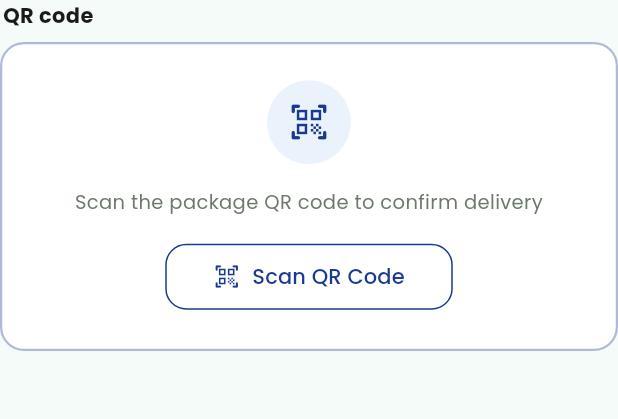
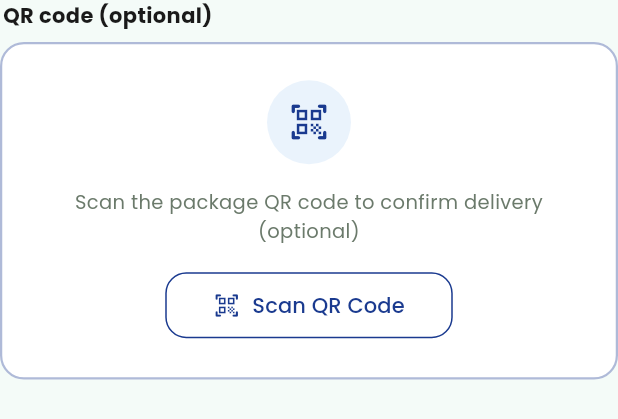
Before and after one commit to DevangProject/RxSwiftCalgary, a Flutter app: the QrScanCard widget shown alone on an empty page, opened directly with empty values, on a phone screen of 412 x 824 dp. Shown: the top 419 px of the screen. Run offline on Flutter 3.47's test engine with Material 3 defaults, Android fonts, the phone set to English and light mode, and no system bars; our stand-ins replace connectivity_plus, device_info_plus, dio, firebase_core, firebase_messaging, flutter_image_compress and 10 more; missing offline and left inert: flutter_foreground_task, mobile_scanner; accounts and stored records are empty.

Commit message:
working on new changes

```diff
--- a/lib/features/auth/login_screen.dart
+++ b/lib/features/auth/login_screen.dart
@@ -76,8 +76,8 @@ class _LoginScreenState extends ConsumerState<LoginScreen>
   }
 
   void _submit() {
-    _emailController.text = "vaghelacd99@gmail.com" ;
-    _passwordController.text = "12345678";
+   /* _emailController.text = "vaghelacd99@gmail.com" ;
+    _passwordController.text = "12345678";*/
 
     FocusScope.of(context).unfocus();
 
--- a/lib/features/delivery_confirm/delivery_confirm_screen.dart
+++ b/lib/features/delivery_confirm/delivery_confirm_screen.dart
@@ -198,8 +198,6 @@ class _BottomActionBar extends StatelessWidget {
       child: _PrimaryButton(
         label: state.isUploading
             ? 'Uploading…'
-            : !state.hasQrCode
-            ? 'Scan QR code to continue'
             : 'Upload & Complete Delivery',
         icon:
         state.isUploading ? null : Icons.check_circle_outline_rounded,
--- a/lib/features/delivery_confirm/domain/delivery_state.dart
+++ b/lib/features/delivery_confirm/domain/delivery_state.dart
@@ -96,7 +96,6 @@ class DeliveryState {
 
   bool get canComplete =>
       hasPhoto &&
-          hasQrCode &&
           status != DeliveryStatus.uploading &&
           status != DeliveryStatus.uploadSuccess;
 
--- a/lib/features/route_details/route_detail_provider.dart
+++ b/lib/features/route_details/route_detail_provider.dart
@@ -130,7 +130,7 @@ class RouteDetailNotifier extends StateNotifier<RouteDetailState> {
       'destination': destination,
       'travelmode': 'driving',
       'dir_action': 'navigate',
-      if (origin != null) 'origin': origin,
+      'origin': ?origin,
     };
     final query = params.entries.map((e) => '${e.key}=${e.value}').join('&');
     final uri = Uri.parse('https://www.google.com/maps/dir/?$query');
--- a/lib/features/today_route/route_map/repository/location_sync_repository.dart
+++ b/lib/features/today_route/route_map/repository/location_sync_repository.dart
@@ -10,7 +10,6 @@
 
 import 'package:geolocator/geolocator.dart';
 
-import '../../../../core/network/api_result.dart';
 import '../../model/location_sync_model.dart';
 import '../data/location_sync_remote_datasource.dart';
 import '../provider/driver_location_provider.dart';  // ← DriverPosition
--- a/lib/features/today_route/today_route_screen.dart
+++ b/lib/features/today_route/today_route_screen.dart
@@ -1375,7 +1375,9 @@ class _TaskCard extends StatelessWidget {
                     children: [
                       // Store / patient name
                       Text(
-                        stop.patientName,
+                        stop.stopType.isPickup
+                            ? stop.pharmacyName
+                            : stop.patientName,
                         style: TextStyle(
                           fontFamily: 'Poppins',
                           fontSize: 14,
--- a/lib/widgets/qr_scan_card.dart
+++ b/lib/widgets/qr_scan_card.dart
@@ -31,7 +31,7 @@ class QrScanCard extends StatelessWidget {
         const Padding(
           padding: EdgeInsets.only(left: 2, bottom: AppSpacing.sm),
           child: Text(
-            'QR code',
+            'QR code (optional)',
             style: TextStyle(
               fontSize: 14,
               fontWeight: FontWeight.w700,
@@ -90,7 +90,7 @@ class QrScanCard extends StatelessWidget {
                     ),
                     const SizedBox(height: AppSpacing.md),
                     const Text(
-                      'Scan the package QR code to confirm delivery',
+                      'Scan the package QR code to confirm delivery (optional)',
                       textAlign: TextAlign.center,
                       style: TextStyle(
                         color: AppColors.textSecondary,
```
Also changed, not shown: lib/features/today_route/data/route_remote_datasource.dart (+9 -2 lines), lib/service/notification_service.dart (+29 -3 lines).
